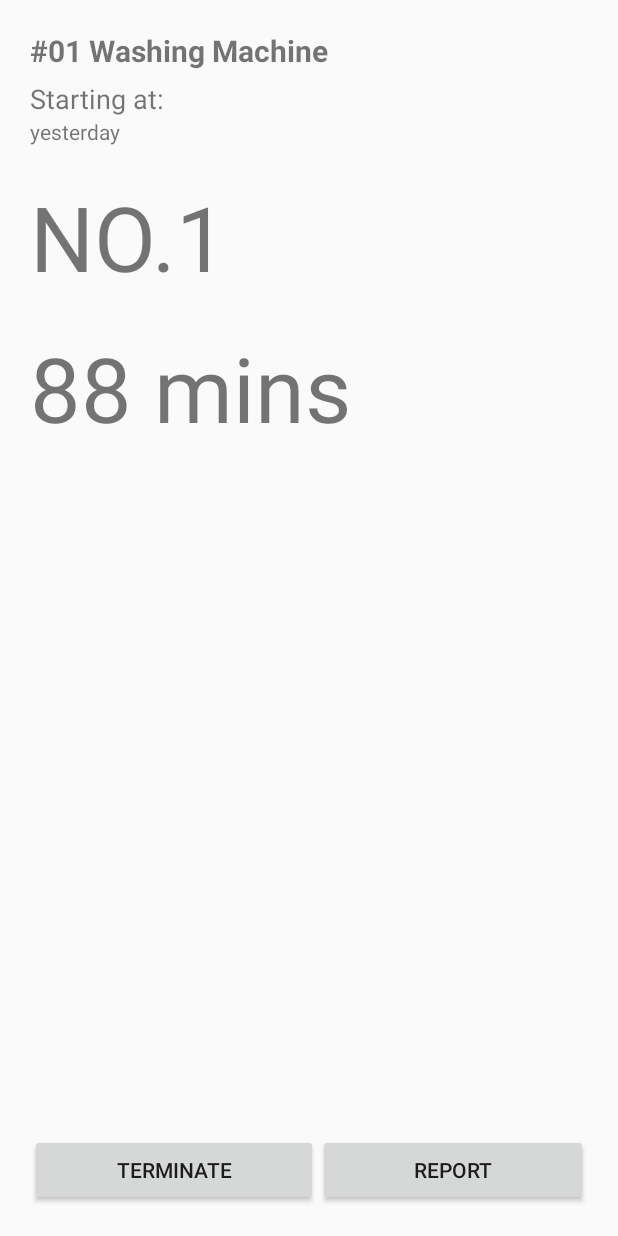
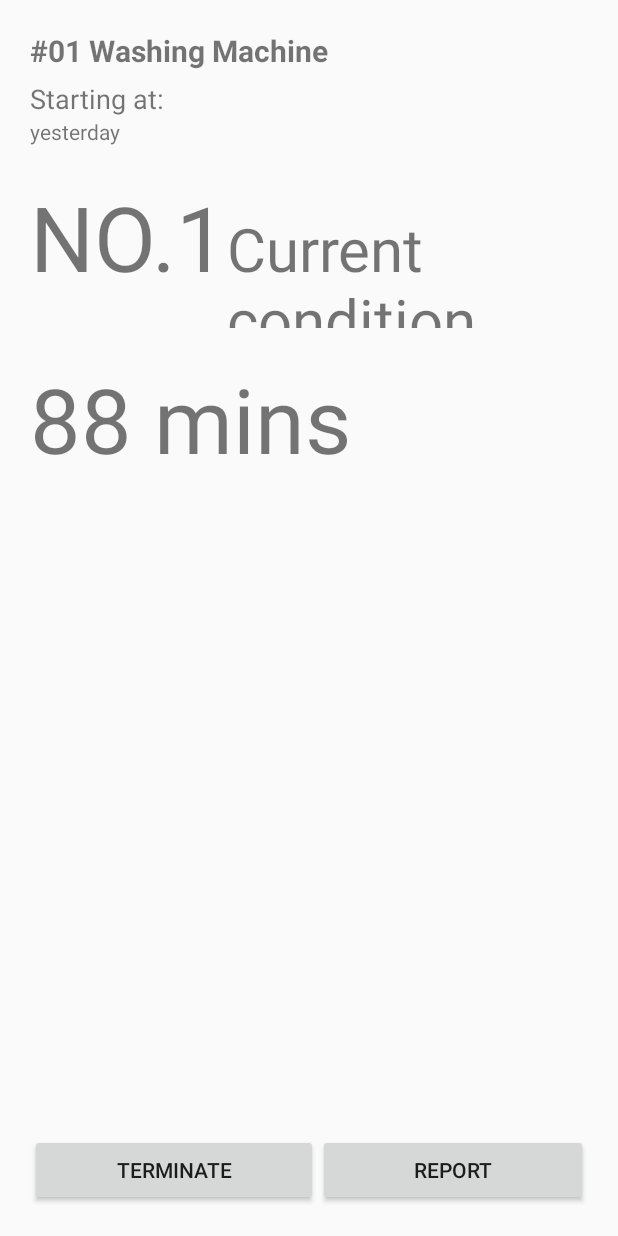
Before and after one commit to YuchengWu66/washer-dryer-management, an Android app: the layout fragment_detail.xml on its own in the app's theme, with its tools: preview values and no code run, on a phone screen of 412 x 824 dp. Run offline under Robolectric (Android 15) with nearby library versions, the phone set to English and light mode, and no system bars; network calls fail.

Commit message:
finishDetail

```diff
--- a/app/src/main/java/com/laioffer/washerdrymanagement/ui/detail/ReportActivity.java
+++ b/app/src/main/java/com/laioffer/washerdrymanagement/ui/detail/ReportActivity.java
@@ -25,8 +25,8 @@ public class ReportActivity extends AppCompatActivity {
     private String REPORT_URL; // add later
     @Override
     protected void onCreate(Bundle savedInstanceState) {
-
         super.onCreate(savedInstanceState);
+        setContentView(R.layout.fragment_report);
         editTextMachineID = findViewById(R.id.report_machineID);
         editTexterror = findViewById(R.id.report_error);
         ActionBar actionBar = getActionBar();
--- a/app/src/main/res/layout/fragment_detail.xml
+++ b/app/src/main/res/layout/fragment_detail.xml
@@ -35,13 +35,25 @@
             android:layout_height="wrap_content"
             tools:text="@string/time_start" />
 
-        <TextView
-            android:id="@+id/details_machine_num"
+        <LinearLayout
             android:layout_width="wrap_content"
             android:layout_height="wrap_content"
-            android:layout_marginTop="20dp"
-            android:textSize="60sp"
-            tools:text="@string/machine_num" />
+            android:orientation="horizontal">
+            <TextView
+                android:id="@+id/details_machine_num"
+                android:layout_width="wrap_content"
+                android:layout_height="wrap_content"
+                android:layout_marginTop="20dp"
+                android:textSize="60sp"
+                tools:text="@string/machine_num" />
+            <TextView
+                android:id="@+id/detail_condition"
+                android:layout_width="wrap_content"
+                android:layout_height="wrap_content"
+                android:layout_marginTop="20dp"
+                android:textSize="40dp"
+                tools:text="Current condition" />
+        </LinearLayout>
         <TextView
             android:id="@+id/details_time_left"
             android:layout_width="wrap_content"
--- a/app/src/main/res/layout/fragment_start.xml
+++ b/app/src/main/res/layout/fragment_start.xml
@@ -16,12 +16,6 @@
         android:text="Machine NO."
         android:textSize="40dp"
         android:id="@+id/startmachine_id"/>
-    <CheckBox
-        android:id="@+id/checkBox_add"
-        android:layout_width="match_parent"
-        android:layout_height="wrap_content"
-        android:layout_margin="40dp"
-        android:text="Add 20 mins" />
 
     <LinearLayout
         android:layout_width="match_parent"
```
Also changed, not shown: app/src/main/java/com/laioffer/washerdrymanagement/ui/detail/DetailActivity.java (+67 -7 lines), app/src/main/java/com/laioffer/washerdrymanagement/ui/detail/StartActivity.java (+4 -8 lines), app/src/main/java/com/laioffer/washerdrymanagement/ui/home/HomeAdapter.java (+15 -0 lines).
